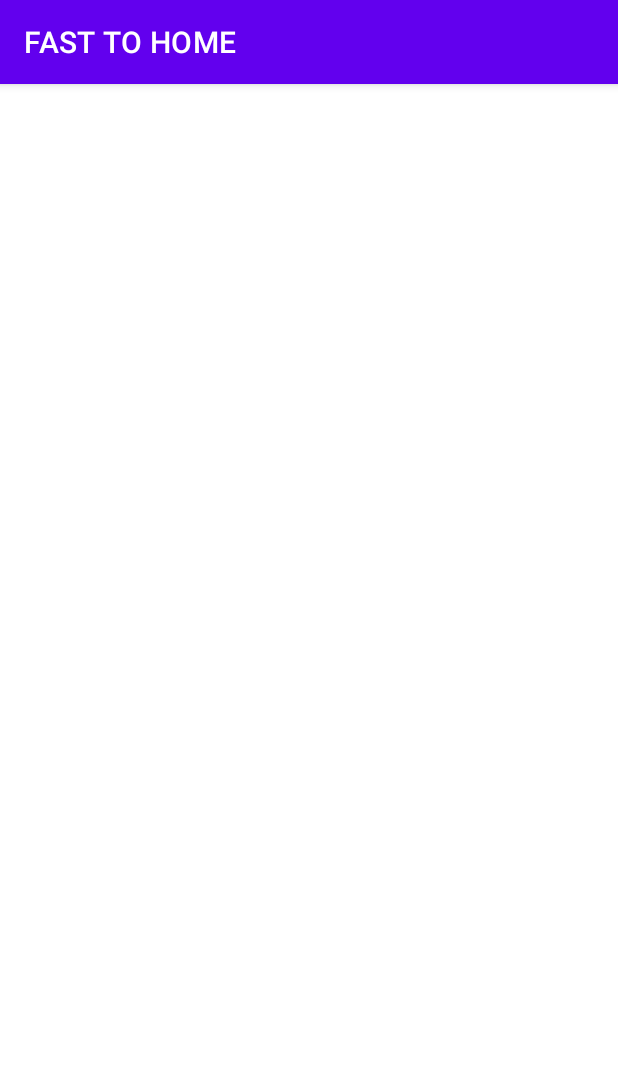
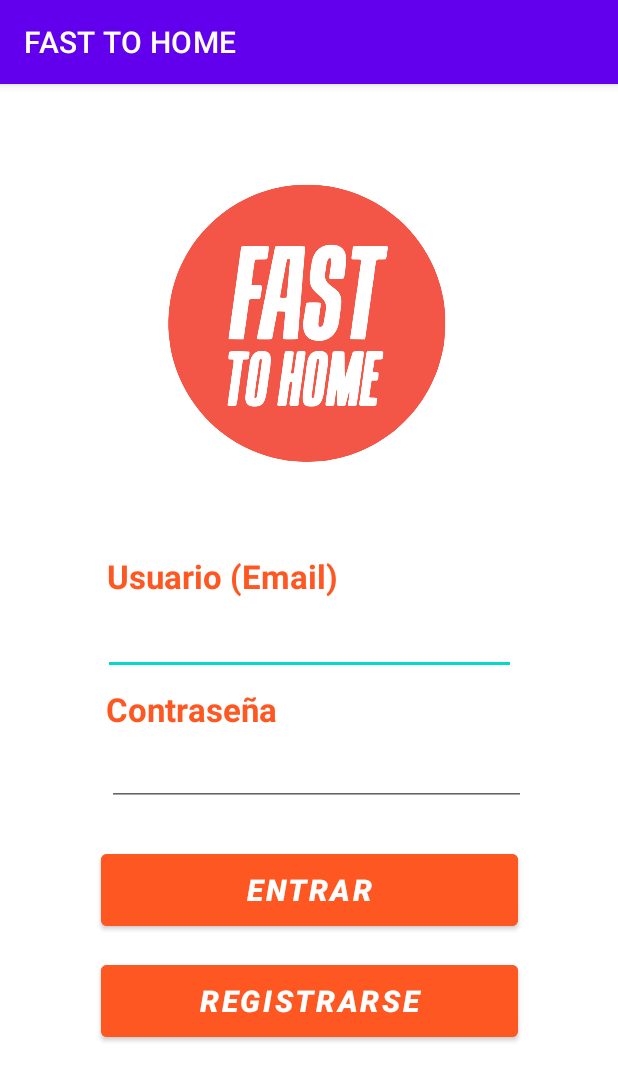
Before and after one commit to 5yex/Proyecto_FastToHome, an Android app: the PantallaLogin screen opened directly, with no data from a screen before it, on a phone screen of 412 x 824 dp. Shown: the top 1081 px of the screen. Run offline under Robolectric (Android 15) with nearby library versions, the phone set to English and light mode, and no system bars.

Commit message:
autoCommit 20220514.180517

```diff
--- a/CLIENTES/ANDROID/fast2home/app/src/main/res/layout/activity_main.xml
+++ b/CLIENTES/ANDROID/fast2home/app/src/main/res/layout/activity_main.xml
@@ -23,7 +23,7 @@
         android:layout_marginTop="15dp"
         android:backgroundTint="#FF5722"
         android:onClick="pantallaLogin"
-        android:text="VAMOS A ENTRAR !!"
+        android:text="VAMOS PARA DENTRO!!"
         android:textSize="24sp"
         android:textStyle="bold|italic"
         app:layout_constraintEnd_toEndOf="parent"
--- a/CLIENTES/ANDROID/fast2home/app/src/main/res/layout/activity_pantalla_login.xml
+++ b/CLIENTES/ANDROID/fast2home/app/src/main/res/layout/activity_pantalla_login.xml
@@ -6,4 +6,94 @@
     android:layout_height="match_parent"
     tools:context=".PantallaLogin">
 
+    <ImageView
+        android:id="@+id/imageView2"
+        android:layout_width="269dp"
+        android:layout_height="233dp"
+        android:layout_marginTop="44dp"
+        app:layout_constraintEnd_toEndOf="parent"
+        app:layout_constraintHorizontal_bias="0.496"
+        app:layout_constraintStart_toStartOf="parent"
+        app:layout_constraintTop_toTopOf="parent"
+        app:srcCompat="@mipmap/image2vector" />
+
+    <TextView
+        android:id="@+id/textView2"
+        android:layout_width="198dp"
+        android:layout_height="31dp"
+        android:layout_marginTop="36dp"
+        android:text="Usuario (Email)"
+        android:textAppearance="@style/TextAppearance.AppCompat.Large"
+        android:textColor="#FF5722"
+        android:textStyle="bold"
+        app:layout_constraintEnd_toEndOf="parent"
+        app:layout_constraintHorizontal_bias="0.333"
+        app:layout_constraintStart_toStartOf="parent"
+        app:layout_constraintTop_toBottomOf="@+id/imageView2" />
+
+    <TextView
+        android:id="@+id/textView3"
+        android:layout_width="143dp"
+        android:layout_height="30dp"
+        android:layout_marginTop="8dp"
+        android:text="Contraseña"
+        android:textAppearance="@style/TextAppearance.AppCompat.Large"
+        android:textColor="#FF5722"
+        android:textStyle="bold"
+        app:layout_constraintEnd_toEndOf="parent"
+        app:layout_constraintHorizontal_bias="0.264"
+        app:layout_constraintStart_toStartOf="parent"
+        app:layout_constraintTop_toBottomOf="@+id/eTEmail" />
+
+    <EditText
+        android:id="@+id/eTEmail"
+        android:layout_width="275dp"
+        android:layout_height="41dp"
+        android:layout_marginTop="8dp"
+        android:ems="10"
+        android:inputType="textPersonName"
+        app:layout_constraintEnd_toEndOf="parent"
+        app:layout_constraintStart_toStartOf="parent"
+        app:layout_constraintTop_toBottomOf="@+id/textView2"
+        tools:ignore="TouchTargetSizeCheck,SpeakableTextPresentCheck" />
+
+    <EditText
+        android:id="@+id/eTPassword"
+        android:layout_width="279dp"
+        android:layout_height="40dp"
+        android:layout_marginTop="9dp"
+        android:ems="10"
+        android:inputType="textPassword"
+        app:layout_constraintEnd_toEndOf="parent"
+        app:layout_constraintHorizontal_bias="0.537"
+        app:layout_constraintStart_toStartOf="parent"
+        app:layout_constraintTop_toBottomOf="@+id/textView3"
+        tools:ignore="SpeakableTextPresentCheck,TouchTargetSizeCheck" />
+
+    <Button
+        android:id="@+id/botonLogin"
+        android:layout_width="278dp"
+        android:layout_height="60dp"
+        android:layout_marginTop="26dp"
+        android:backgroundTint="#FF5722"
+        android:text="ENTRAR"
+        android:textSize="20sp"
+        android:textStyle="bold|italic"
+        app:layout_constraintEnd_toEndOf="parent"
+        app:layout_constraintStart_toStartOf="parent"
+        app:layout_constraintTop_toBottomOf="@+id/eTPassword" />
+
+    <Button
+        android:id="@+id/botonRegistrar"
+        android:layout_width="278dp"
+        android:layout_height="60dp"
+        android:layout_marginTop="14dp"
+        android:backgroundTint="#FF5722"
+        android:text="REGISTRARSE"
+        android:textSize="20sp"
+        android:textStyle="bold|italic"
+        app:layout_constraintEnd_toEndOf="parent"
+        app:layout_constraintStart_toStartOf="parent"
+        app:layout_constraintTop_toBottomOf="@+id/botonLogin" />
+
 </androidx.constraintlayout.widget.ConstraintLayout>
```
